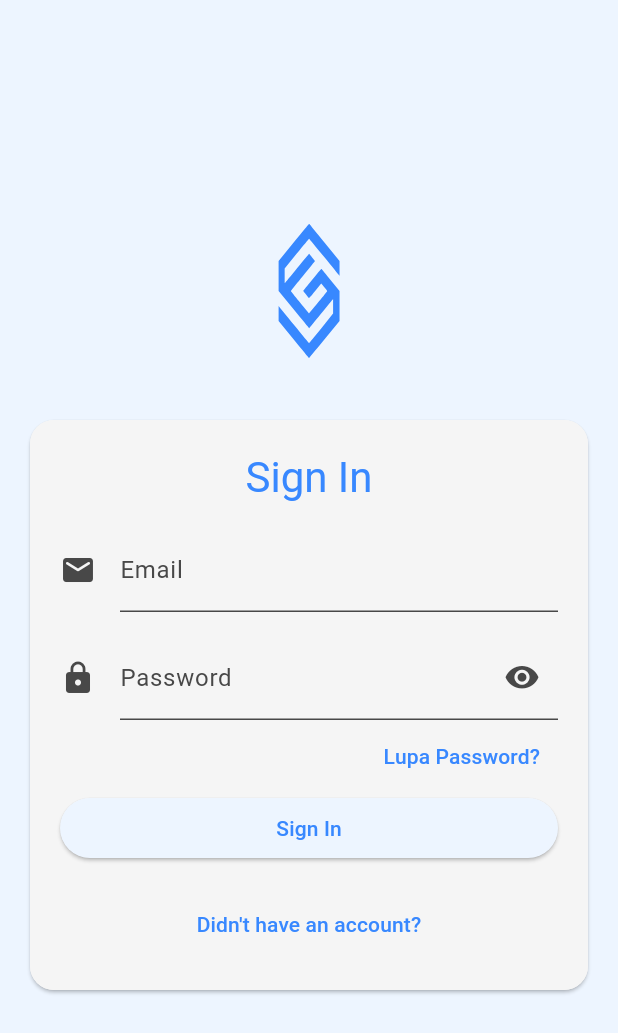
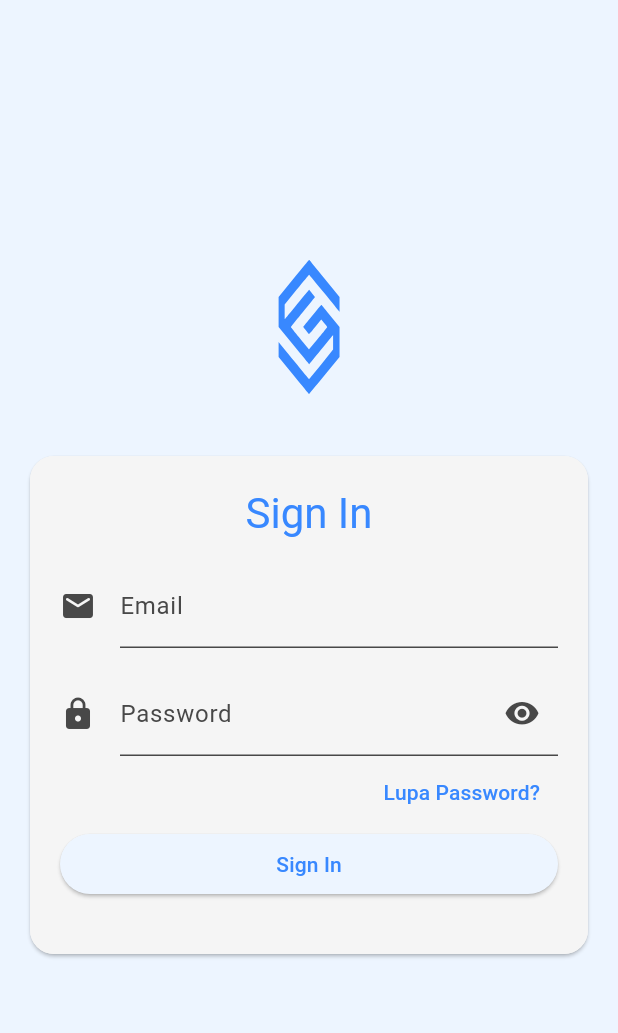
Before and after one commit to dimassetio/godsseo_internship_app, a Flutter app: the screen it shows after launch, on a phone screen of 412 x 824 dp. Shown: the top 1033 px of the screen. Run offline on Flutter 3.47's test engine with Material 3 defaults, Android fonts, the phone set to English and light mode, and no system bars; our stand-ins replace cached_network_image, cloud_firestore, device_info_plus, firebase_auth, firebase_core, firebase_storage and 8 more; accounts and stored records are empty.

Commit message:
hide routes to sign up

```diff
--- a/lib/app/modules/auth/sign_in/views/auth_sign_in_view.dart
+++ b/lib/app/modules/auth/sign_in/views/auth_sign_in_view.dart
@@ -118,15 +118,15 @@ class AuthSignInView extends GetResponsiveView<AuthSignInController> {
                             ),
                           ),
                           16.height,
-                          TextButton(
-                            onPressed: () {
-                              Get.offNamed(Routes.AUTH_SIGN_UP);
-                            },
-                            child: Text(
-                              "Didn't have an account?".tr,
-                              textAlign: TextAlign.center,
-                            ),
-                          ),
+                          // TextButton(
+                          //   onPressed: () {
+                          //     Get.offNamed(Routes.AUTH_SIGN_UP);
+                          //   },
+                          //   child: Text(
+                          //     "Didn't have an account?".tr,
+                          //     textAlign: TextAlign.center,
+                          //   ),
+                          // ),
                         ],
                       ),
                     ),
```
